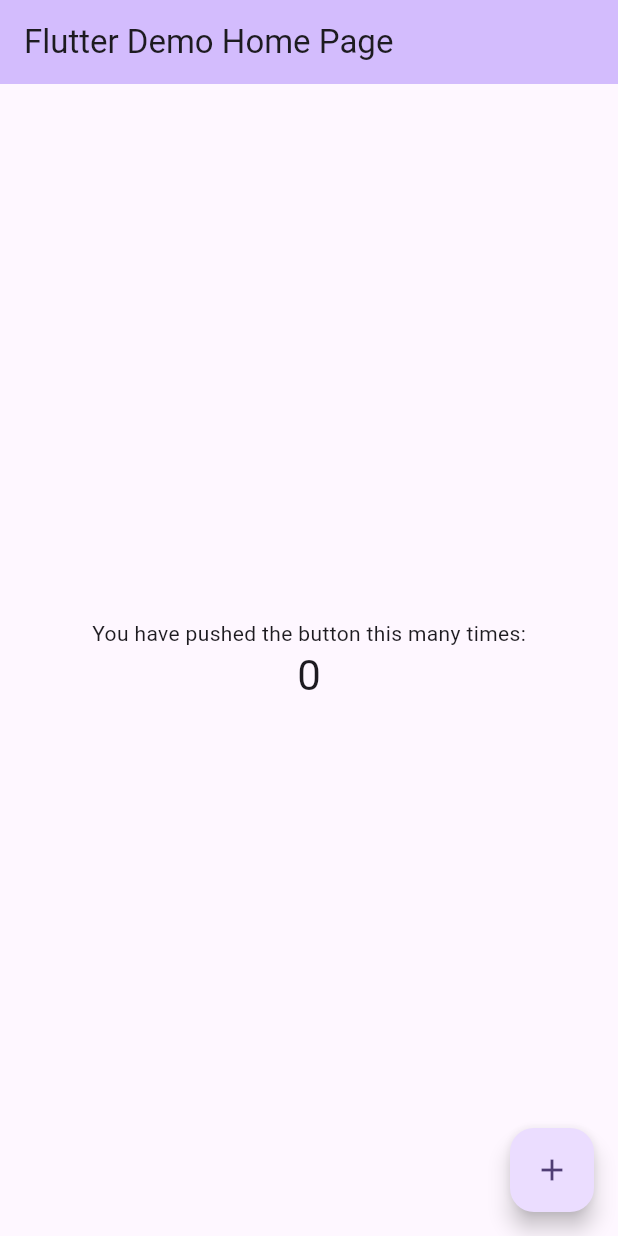
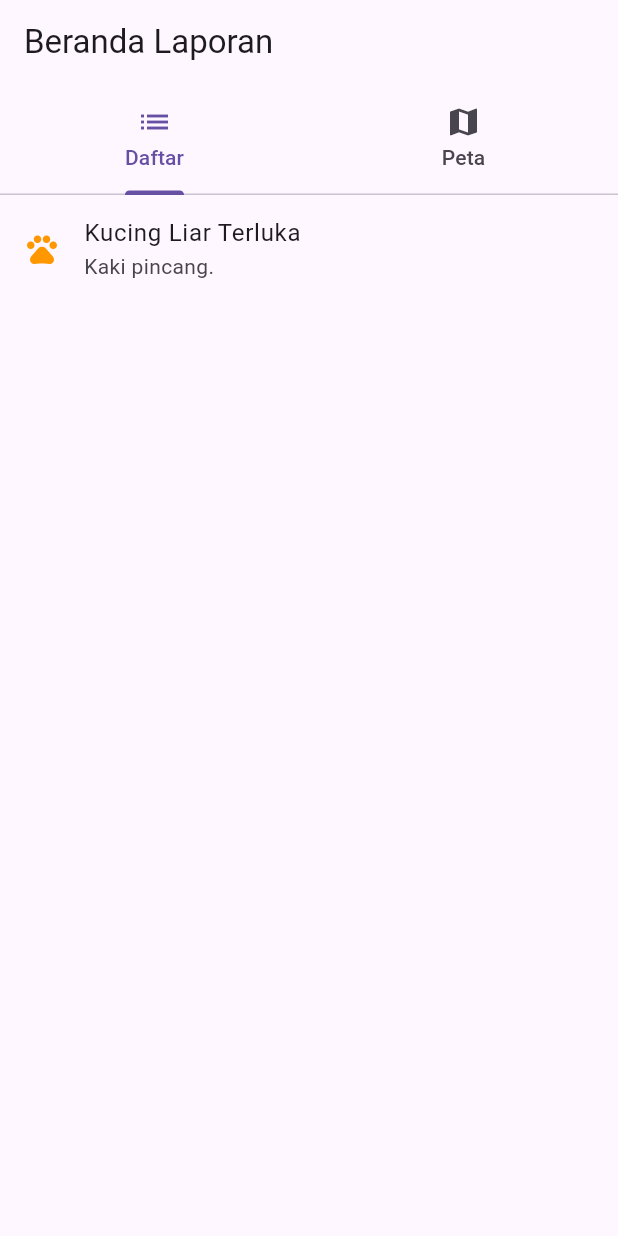
Before and after one commit to Reiluthfi/mopro_rescuepaw, a Flutter app: the screen it shows after launch, on a phone screen of 412 x 824 dp. Run offline on Flutter 3.47's test engine with Material 3 defaults, Android fonts, the light colour scheme and no system bars; our stand-ins replace get.

Commit message:
modul_3 merging
Co-authored-by: salimrodzy-lab <salimrodzy@gmail.com>

```diff
--- a/lib/controller/ctrexample.dart
+++ /dev/null
@@ -1 +0,0 @@
-//dihapus aja nanti
--- a/lib/main.dart
+++ b/lib/main.dart
@@ -1,5 +1,7 @@
 import 'package:flutter/material.dart';
+import 'package:get/get.dart';
 
+import 'page/home_screen.dart';
 
 void main() {
   runApp(const MyApp());
@@ -8,116 +10,12 @@ void main() {
 class MyApp extends StatelessWidget {
   const MyApp({super.key});
 
-  // This widget is the root of your application.
   @override
   Widget build(BuildContext context) {
-    return MaterialApp(
-      title: 'Flutter Demo',
-      theme: ThemeData(
-        // This is the theme of your application.
-        //
-        // TRY THIS: Try running your application with "flutter run". You'll see
-        // the application has a purple toolbar. Then, without quitting the app,
-        // try changing the seedColor in the colorScheme below to Colors.green
-        // and then invoke "hot reload" (save your changes or press the "hot1
-        // reload" button in a Flutter-supported IDE, or press "r" if you used
-        // the command line to start the app).
-        //
-        // Notice that the counter didn't reset back to zero; the application
-        // state is not lost during the reload. To reset the state, use hot
-        // restart instead.
-        //
-        // This works for code too, not just values: Most code changes can be
-        // tested with just a hot reload.
-        colorScheme: .fromSeed(seedColor: Colors.deepPurple),
-      ),
-      home: const MyHomePage(title: 'Flutter Demo Home Page'),
+    return GetMaterialApp(
+      title: 'Pet Rescue Mobile',
+      theme: ThemeData(primarySwatch: Colors.orange),
+      home: HomeScreen(),
     );
   }
 }
-
-class MyHomePage extends StatefulWidget {
-  const MyHomePage({super.key, required this.title});
-
-  // This widget is the home page of your application. It is stateful, meaning
-  // that it has a State object (defined below) that contains fields that affect
-  // how it looks.
-
-  // This class is the configuration for the state. It holds the values (in this
-  // case the title) provided by the parent (in this case the App widget) and
-  // used by the build method of the State. Fields in a Widget subclass are
-  // always marked "final".
-
-  final String title;
-
-  @override
-  State<MyHomePage> createState() => _MyHomePageState();
-}
-
-class _MyHomePageState extends State<MyHomePage> {
-  int _counter = 0;
-
-  void _incrementCounter() {
-    setState(() {
-      // This call to setState tells the Flutter framework that something has
-      // changed in this State, which causes it to rerun the build method below
-      // so that the display can reflect the updated values. If we changed
-      // _counter without calling setState(), then the build method would not be
-      // called again, and so nothing would appear to happen.
-      _counter++;
-    });
-  }
-
-  @override
-  Widget build(BuildContext context) {
-    // This method is rerun every time setState is called, for instance as done
-    // by the _incrementCounter method above.
-    //
-    // The Flutter framework has been optimized to make rerunning build methods
-    // fast, so that you can just rebuild anything that needs updating rather
-    // than having to individually change instances of widgets.
-    return Scaffold(
-      appBar: AppBar(
-        // TRY THIS: Try changing the color here to a specific color (to
-        // Colors.amber, perhaps?) and trigger a hot reload to see the AppBar
-        // change color while the other colors stay the same.
-        backgroundColor: Theme.of(context).colorScheme.inversePrimary,
-        // Here we take the value from the MyHomePage object that was created by
-        // the App.build method, and use it to set our appbar title.
-        title: Text(widget.title),
-      ),
-      body: Center(
-        // Center is a layout widget. It takes a single child and positions it
-        // in the middle of the parent.
-        child: Column(
-          // Column is also a layout widget. It takes a list of children and
-          // arranges them vertically. By default, it sizes itself to fit its
-          // children horizontally, and tries to be as tall as its parent.
-          //
-          // Column has various properties to control how it sizes itself and
-          // how it positions its children. Here we use mainAxisAlignment to
-          // center the children vertically; the main axis here is the vertical
-          // axis because Columns are vertical (the cross axis would be
-          // horizontal).
-          //
-          // TRY THIS: Invoke "debug painting" (choose the "Toggle Debug Paint"
-          // action in the IDE, or press "p" in the console), to see the
-          // wireframe for each widget.
-          mainAxisAlignment: .center,
-          children: [
-            const Text('You have pushed the button this many times:'),
-            Text(
-              '$_counter',
-              style: Theme.of(context).textTheme.headlineMedium,
-            ),
-          ],
-        ),
-      ),
-      floatingActionButton: FloatingActionButton(
-        onPressed: _incrementCounter,
-        tooltip: 'Increment',
-        child: const Icon(Icons.add),
-      ),
-    );
-  }
-}
--- a/lib/model/modelexample.dart
+++ /dev/null
@@ -1 +0,0 @@
-//dihapus aja nanti
--- /dev/null
+++ b/lib/model/report.dart
@@ -0,0 +1,17 @@
+class Report {
+  String id;
+  String title;
+  String description;
+  double latitude;
+  double longitude;
+  String status;
+
+  Report({
+    required this.id,
+    required this.title,
+    required this.description,
+    required this.latitude,
+    required this.longitude,
+    required this.status,
+  });
+}
--- /dev/null
+++ b/lib/page/home_screen.dart
@@ -0,0 +1,56 @@
+import 'package:flutter/material.dart';
+import 'package:get/get.dart';
+
+import '../controller/ctr_report.dart';
+import 'report_detail_screen.dart';
+
+class HomeScreen extends StatelessWidget {
+  // Injeksi controller ke dalam memory
+  final ReportController controller = Get.put(ReportController());
+
+  @override
+  Widget build(BuildContext context) {
+    return DefaultTabController(
+      length: 2,
+      child: Scaffold(
+        appBar: AppBar(
+          title: const Text('Beranda Laporan'),
+          bottom: const TabBar(
+            tabs: [
+              Tab(icon: Icon(Icons.list), text: 'Daftar'),
+              Tab(icon: Icon(Icons.map), text: 'Peta'),
+            ],
+          ),
+        ),
+        body: TabBarView(
+          physics: const NeverScrollableScrollPhysics(),
+          children: [
+            // Bungkus dengan Obx agar list update otomatis jika data di controller berubah
+            Obx(() {
+              final list = controller.availableReports;
+              if (list.isEmpty)
+                return const Center(child: Text('Semua tugas sudah diambil'));
+
+              return ListView.builder(
+                itemCount: list.length,
+                itemBuilder: (context, index) {
+                  final report = list[index];
+                  return ListTile(
+                    leading: const Icon(Icons.pets, color: Colors.orange),
+                    title: Text(report.title),
+                    subtitle: Text(report.description),
+                    onTap: () => Get.to(
+                      () => ReportDetailScreen(report: report),
+                    ), // Navigasi GetX
+                  );
+                },
+              );
+            }),
+
+            const Center(child: Text('Map View Placeholder')),
+          ],
+        ),
+      ),
+    );
+  }
+}
--- a/lib/page/pageexample.dart
+++ /dev/null
@@ -1 +0,0 @@
-//dihapus aja nanti
```
Also changed, not shown: lib/controller/ctr_report.dart (added, +58 -0 lines), lib/page/map_picker_screen.dart (added, +20 -0 lines), lib/page/report_detail_screen.dart (added, +54 -0 lines).
